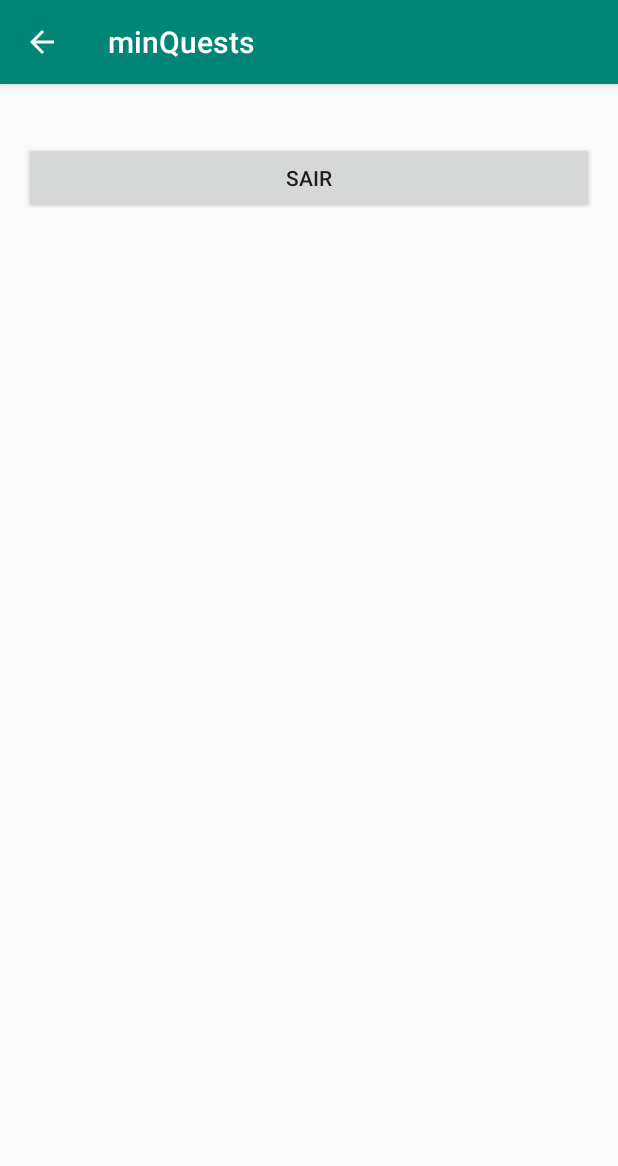
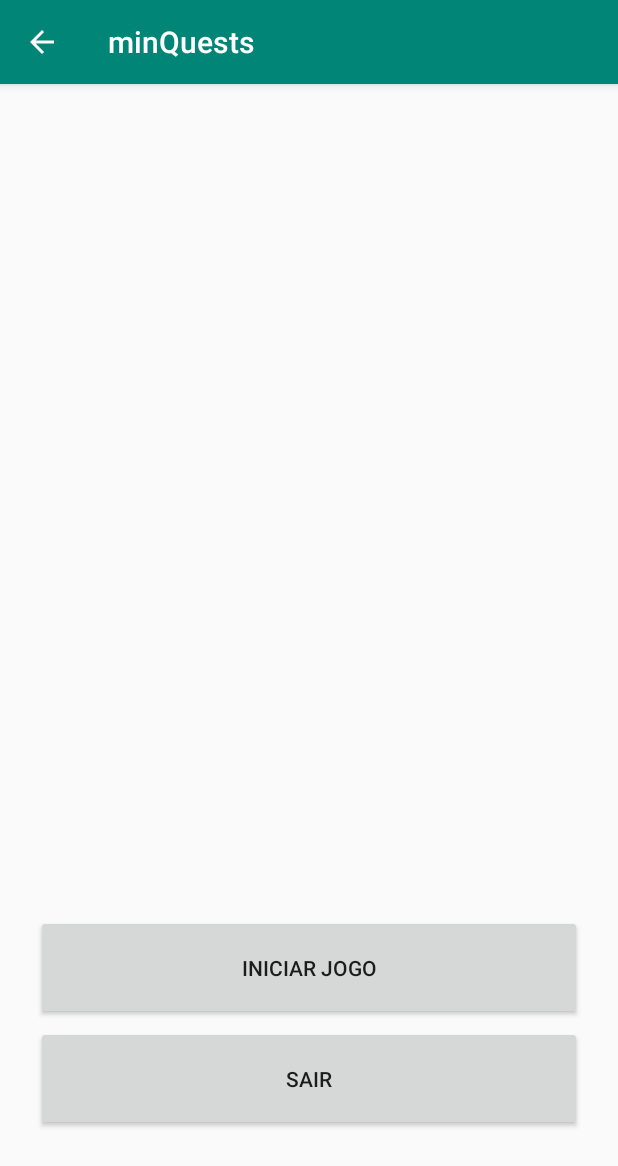
Before and after one commit to FabioCampello/min-quests, an Android app: the DashboardActivity screen opened directly, with no data from a screen before it, on a phone screen of 412 x 824 dp. Shown: the top 1166 px of the screen. Run offline under Robolectric (Android 15) with nearby library versions, the phone set to English and light mode, and no system bars; our stand-ins replace Firebase (no records; nobody signed in at launch, a user with empty details on screens opened directly); 1 statement that could not run was skipped.

Commit message:
Refatorado estrutura do layout.

```diff
--- a/GameQuiz/app/src/main/java/com/min/gamequiz/DashboardActivity.java
+++ b/GameQuiz/app/src/main/java/com/min/gamequiz/DashboardActivity.java
@@ -17,8 +17,8 @@ public class DashboardActivity extends AppCompatActivity {
     private FirebaseAuth auth;
     private FirebaseUser user;
 
-    private TextView textEmail;
-    private TextView textSenha;
+    private TextView edtEmail;
+    private TextView edtId;
     private Button btnLogout;
 
     @Override
@@ -31,8 +31,8 @@ public class DashboardActivity extends AppCompatActivity {
             @Override
             public void onClick(View v) {
                 Conexao.logout();
-                textEmail.setText("");
-                textSenha.setText("");
+                edtEmail.setText("");
+                edtId.setText("");
                 finish();
             }
         });
@@ -40,16 +40,16 @@ public class DashboardActivity extends AppCompatActivity {
     }
 
     private void inicializaComponentes() {
-        textEmail = (TextView) findViewById(R.id.txtEmail);
-        textSenha = (TextView) findViewById(R.id.txtSenha);
+        edtEmail = (TextView) findViewById(R.id.edtEmail);
+        edtId = (TextView) findViewById(R.id.edtId);
         btnLogout = (Button) findViewById(R.id.btnLogout);
     }
 
     @Override
     protected void onStart() {
         super.onStart();
-        textEmail.setText("");
-        textSenha.setText("");
+        edtEmail.setText("");
+        edtId.setText("");
         auth = Conexao.getFirebaseAuth();
         user = Conexao.getFirebaseUser();
         verificarUsuario();
@@ -59,8 +59,8 @@ public class DashboardActivity extends AppCompatActivity {
         if(user == null) {
             finish();
         } else {
-            textEmail.setText(user.getEmail());
-            textSenha.setText(user.getUid());
+            edtEmail.setText(user.getEmail());
+            edtId.setText(user.getUid());
         }
     }
 
--- a/GameQuiz/app/src/main/res/layout/activity_dashboard.xml
+++ b/GameQuiz/app/src/main/res/layout/activity_dashboard.xml
@@ -1,5 +1,5 @@
 <?xml version="1.0" encoding="utf-8"?>
-<LinearLayout
+<androidx.constraintlayout.widget.ConstraintLayout
     xmlns:android="http://schemas.android.com/apk/res/android"
     xmlns:app="http://schemas.android.com/apk/res-auto"
     xmlns:tools="http://schemas.android.com/tools"
@@ -10,25 +10,61 @@
     android:paddingRight="16dp">
 
     <TextView
-        android:id="@+id/txtEmail"
-        android:layout_width="match_parent"
+        android:id="@+id/edtEmail"
+        android:layout_width="0dp"
         android:layout_height="wrap_content"
-        android:gravity="center"
+        android:layout_marginLeft="8dp"
+        android:layout_marginTop="8dp"
+        android:layout_marginRight="8dp"
+        app:layout_constraintLeft_toLeftOf="parent"
+        app:layout_constraintRight_toRightOf="parent"
+        app:layout_constraintTop_toTopOf="parent"
+        android:layout_marginStart="8dp"
+        android:layout_marginEnd="8dp"
+        android:textAlignment="center"
+        android:textColor="@android:color/black"
+        android:textStyle="normal"
         android:text="Email"/>
 
     <TextView
-        android:id="@+id/txtSenha"
+        android:id="@+id/edtId"
+        android:layout_width="0dp"
+        android:layout_height="wrap_content"
+        android:layout_marginLeft="8dp"
+        android:layout_marginTop="36dp"
+        android:layout_marginRight="8dp"
+        app:layout_constraintLeft_toLeftOf="parent"
+        app:layout_constraintRight_toRightOf="parent"
+        app:layout_constraintTop_toTopOf="parent"
+        android:layout_marginStart="8dp"
+        android:layout_marginEnd="8dp"
+        android:textAlignment="center"
+        android:textColor="@android:color/black"
+        android:textStyle="normal"
+        android:text="Email"/>
+
+    <Button
+        android:id="@+id/btnResponder"
         android:layout_width="match_parent"
-        android:layout_height="wrap_content"
-        android:gravity="center"
-        android:text="Senha"/>
+        android:layout_height="70dp"
+        android:layout_marginLeft="8dp"
+        android:layout_marginRight="8dp"
+        android:layout_marginBottom="144dp"
+        app:layout_constraintLeft_toLeftOf="parent"
+        app:layout_constraintRight_toRightOf="parent"
+        app:layout_constraintBottom_toBottomOf="parent"
+        android:text="Iniciar jogo"/>
 
     <Button
         android:id="@+id/btnLogout"
         android:layout_width="match_parent"
-        android:layout_height="wrap_content"
-        android:layout_gravity="bottom"
-        android:ems="10"
-        android:text="SAIR"/>
+        android:layout_height="70dp"
+        android:layout_marginLeft="8dp"
+        android:layout_marginRight="8dp"
+        android:layout_marginBottom="70dp"
+        app:layout_constraintLeft_toLeftOf="parent"
+        app:layout_constraintRight_toRightOf="parent"
+        app:layout_constraintBottom_toBottomOf="parent"
+        android:text="Sair"/>
 
-</LinearLayout>
+</androidx.constraintlayout.widget.ConstraintLayout>
```
Also changed, not shown: GameQuiz/app/src/main/res/layout/activity_cadastro_usuario.xml (+32 -18 lines), GameQuiz/app/src/main/res/layout/activity_esqueci_senha.xml (+18 -9 lines).
